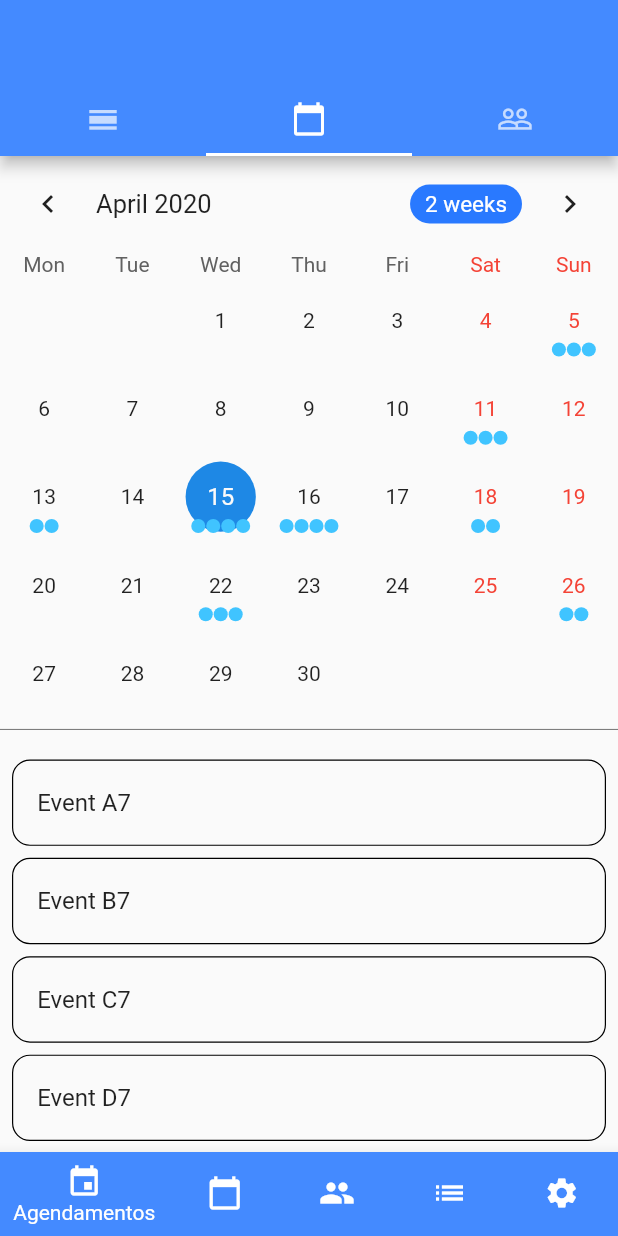
After one commit to webererico/AgendeiLeader2.0, a Flutter app: the screen it shows after launch, tab 2 chosen, on a phone screen of 412 x 824 dp. The commit adds this screen. Run offline on Flutter 3.47's test engine with Material 2 defaults, Android fonts, the phone set to English and light mode, and no system bars; drawn by our look-alikes of table_calendar; our stand-ins replace cloud_firestore, firebase_auth, firebase_storage, image_cropper, image_picker, rxdart; missing offline and left inert: bloc_pattern; accounts and stored records are empty; network calls fail; statements that could not run were skipped.

```diff
--- a/lib/screens/calendar_screen.dart
+++ b/lib/screens/calendar_screen.dart
@@ -458,7 +458,7 @@ class _CalendarScreenState extends State<CalendarScreen> {
         backgroundColor: Colors.green,
         duration: Duration(seconds: 60),
         onVisible: () {
-          Navigator.of(context).pop();
+          Navigator.of(context).pop(context);
         },
       ));
     }
--- a/lib/screens/editCalendar_screen.dart
+++ b/lib/screens/editCalendar_screen.dart
@@ -496,6 +496,6 @@ class _EditCalendarScreenState extends State<EditCalendarScreen> {
       duration: Duration(seconds: 3),
       backgroundColor: Colors.orange,
     ));
-    Navigator.of(context).pop();
+    Navigator.of(context).pop(context);
   }
 }
--- a/lib/screens/home_screen.dart
+++ b/lib/screens/home_screen.dart
@@ -1,7 +1,7 @@
 
 import 'package:agendei/blocs/user_bloc.dart';
+import 'package:agendei/tabs/schedules_tab.dart';
 import 'package:agendei/tabs/calendars_tab.dart';
-import 'package:agendei/tabs/clients_tab.dart';
 import 'package:agendei/tabs/configs_tab.dart';
 import 'package:agendei/tabs/employees_tab.dart';
 import 'package:agendei/tabs/services_tab.dart';
@@ -50,16 +50,16 @@ class _HomeScreenState extends State<HomeScreen> {
           },
           items: [
             BottomNavigationBarItem(
-              icon: Icon(Icons.people),
-              title: Text('Clientes'),
+              icon: Icon(Icons.event),
+              title: Text('Agendamentos'),
             ),
             BottomNavigationBarItem(
               icon: Icon(Icons.calendar_today),
               title: Text('Agendas'),
             ),
             BottomNavigationBarItem(
-              icon: Icon(Icons.person),
-              title: Text('Funcionários'),
+              icon: Icon(Icons.people),
+              title: Text('RH'),
             ),
             BottomNavigationBarItem(
               icon: Icon(Icons.list),
@@ -83,7 +83,7 @@ class _HomeScreenState extends State<HomeScreen> {
               });
             },
             children: <Widget>[
-              UsersTab(),
+              SchedulesTab(),
               CalendarTab(),
               EmployeeTab(),
               ServicesTab(),
--- /dev/null
+++ b/lib/tabs/schedules_tab.dart
@@ -0,0 +1,88 @@
+import 'package:agendei/tabs/clients_tab.dart';
+import 'package:agendei/widgets/allSchedulesTab_widget.dart';
+import 'package:agendei/widgets/calendar_widget.dart';
+import 'package:flutter/material.dart';
+import 'package:firebase_auth/firebase_auth.dart';
+
+class SchedulesTab extends StatefulWidget {
+  @override
+  _SchedulesTabState createState() => _SchedulesTabState();
+}
+
+class _SchedulesTabState extends State<SchedulesTab> {
+  String uidCompany;
+  PageController _pageController;
+
+  getUID() async {
+    final FirebaseUser user = await FirebaseAuth.instance.currentUser();
+    final uid = user.uid.toString();
+    uidCompany = uid;
+    return uid;
+  }
+
+  @override
+  void initState() {
+    getUID().then((result){
+      setState(() {
+        uidCompany = result;
+      });
+    });
+    super.initState();
+    print(uidCompany);
+  } //  @override
+//  void initState() {
+//    super.initState();
+//    getUID().then((result) {
+//      setState(() {
+//        uidCompany = result;
+//      });
+//    });
+//    print('uidCompany: '+uidCompany);
+//  }
+
+
+
+  @override
+  Widget build(BuildContext context) {
+
+    return PageView(
+      controller: _pageController,
+      physics: NeverScrollableScrollPhysics(),
+      children: [
+        DefaultTabController(
+          length: 3,
+          child: Scaffold(
+            appBar: AppBar(
+              backgroundColor: Colors.blueAccent,
+//              title: Text('Agendamentos'),
+//              centerTitle: true,
+              bottom: TabBar(
+                indicatorColor: Colors.white,
+                tabs: [
+                  Tab(
+                    icon: Icon(Icons.calendar_view_day),
+                  ),
+                  Tab(
+                    icon: Icon(Icons.calendar_today),
+                  ),
+                  Tab(
+                    icon: Icon(Icons.people_outline),
+                  ),
+                ],
+              ),
+            ),
+            body: TabBarView(
+              physics: NeverScrollableScrollPhysics(),
+              children: [
+                AllSchedulesTabWidget(uidCompany: uidCompany,),
+                CalendarTabWidget(uidCompany: uidCompany,),
+                UsersTab(),
+              ],
+            ),
+          ),
+        ),
+      ],
+//      backgroundColor: Color,
+    );
+  }
+}
--- /dev/null
+++ b/lib/widgets/calendar_widget.dart
@@ -0,0 +1,404 @@
+import 'package:flutter/material.dart';
+import 'package:table_calendar/table_calendar.dart';
+import 'package:cloud_firestore/cloud_firestore.dart';
+
+// Example holidays
+final Map<DateTime, List> _holidays = {
+  DateTime(2019, 1, 1): ['New Year\'s Day'],
+  DateTime(2019, 1, 6): ['Epiphany'],
+  DateTime(2019, 2, 14): ['Valentine\'s Day'],
+  DateTime(2019, 4, 21): ['Easter Sunday'],
+  DateTime(2019, 4, 22): ['Easter Monday'],
+};
+
+class CalendarTabWidget extends StatefulWidget {
+  final String uidCompany;
+  CalendarTabWidget({this.uidCompany, Key key}) : super(key: key);
+  @override
+  _CalendarTabWidgetState createState() => _CalendarTabWidgetState();
+}
+
+class _CalendarTabWidgetState extends State<CalendarTabWidget>
+    with TickerProviderStateMixin {
+  Map<DateTime, List> _events;
+  List _selectedEvents;
+  AnimationController _animationController;
+  CalendarController _calendarController;
+  List<DocumentSnapshot> allOrdersList = List<DocumentSnapshot>();
+
+  Future<List<DocumentSnapshot>> getCalendarsOrders() async {
+    List<DocumentSnapshot> allOrders = List<DocumentSnapshot>();
+    QuerySnapshot calendars = await Firestore.instance
+        .collection('companies')
+        .document(widget.uidCompany)
+        .collection('calendars')
+        .getDocuments();
+    List<DocumentSnapshot> calendarsList = calendars.documents;
+    print('quantidade calendarios: ' + calendarsList.length.toString());
+    for (int index = 0; index < calendarsList.length; index++) {
+      print(calendarsList[index].documentID);
+      QuerySnapshot orders = await Firestore.instance
+          .collection('companies')
+          .document(widget.uidCompany)
+          .collection('calendars')
+          .document(calendarsList[index].documentID)
+          .collection('orders')
+          .where('statusSchedule', isEqualTo: 'agendado')
+          .getDocuments();
+      print('quandidade de orders: ' + orders.documents.length.toString());
+      if (orders.documents.length != 0) {
+        List<DocumentSnapshot> ordersList = orders.documents;
+        for (int i = 0; i < ordersList.length; i++) {
+          print('order: ' + ordersList[i].documentID);
+          allOrders.add(ordersList[i]);
+          print('allOrders: ' + allOrders.length.toString());
+        }
+      }
+    }
+    return allOrders;
+  }
+
+
+  @override
+  void initState() {
+    super.initState();
+    print('uidCompany: ' + widget.uidCompany);
+    getCalendarsOrders().then((result) {
+      setState(() {
+        allOrdersList = result;
+      });
+    });
+    final _selectedDay = DateTime.now();
+
+    _events = {
+      _selectedDay.subtract(Duration(days: 30)): [
+        'Event A0',
+        'Event B0',
+        'Event C0'
+      ],
+      _selectedDay.subtract(Duration(days: 27)): ['Event A1'],
+      _selectedDay.subtract(Duration(days: 20)): [
+        'Event A2',
+        'Event B2',
+        'Event C2',
+        'Event D2'
+      ],
+      _selectedDay.subtract(Duration(days: 16)): ['Event A3', 'Event B3'],
+      _selectedDay.subtract(Duration(days: 10)): [
+        'Event A4',
+        'Event B4',
+        'Event C4'
+      ],
+      _selectedDay.subtract(Duration(days: 4)): [
+        'Event A5',
+        'Event B5',
+        'Event C5'
+      ],
+      _selectedDay.subtract(Duration(days: 2)): ['Event A6', 'Event B6'],
+      _selectedDay: ['Event A7', 'Event B7', 'Event C7', 'Event D7'],
+      _selectedDay.add(Duration(days: 1)): [
+        'Event A8',
+        'Event B8',
+        'Event C8',
+        'Event D8'
+      ],
+      _selectedDay.add(Duration(days: 3)):
+          Set.from(['Event A9', 'Event A9', 'Event B9']).toList(),
+      _selectedDay.add(Duration(days: 7)): [
+        'Event A10',
+        'Event B10',
+        'Event C10'
+      ],
+      _selectedDay.add(Duration(days: 11)): ['Event A11', 'Event B11'],
+      _selectedDay.add(Duration(days: 17)): [
+        'Event A12',
+        'Event B12',
+        'Event C12',
+        'Event D12'
+      ],
+      _selectedDay.add(Duration(days: 22)): ['Event A13', 'Event B13'],
+      _selectedDay.add(Duration(days: 26)): [
+        'Event A14',
+        'Event B14',
+        'Event C14'
+      ],
+    };
+
+    _selectedEvents = _events[_selectedDay] ?? [];
+    _calendarController = CalendarController();
+
+    _animationController = AnimationController(
+      vsync: this,
+      duration: const Duration(milliseconds: 400),
+    );
+
+    _animationController.forward();
+  }
+
+  @override
+  void dispose() {
+    _animationController.dispose();
+    _calendarController.dispose();
+    super.dispose();
+  }
+
+  void _onDaySelected(DateTime day, List events) {
+    print('CALLBACK: _onDaySelected');
+    setState(() {
+      _selectedEvents = events;
+    });
+  }
+
+  void _onVisibleDaysChanged(
+      DateTime first, DateTime last, CalendarFormat format) {
+    print('CALLBACK: _onVisibleDaysChanged');
+  }
+
+  void _onCalendarCreated(
+      DateTime first, DateTime last, CalendarFormat format) {
+    print('CALLBACK: _onCalendarCreated');
+  }
+
+  @override
+  Widget build(BuildContext context) {
+    return Scaffold(
+//      backgroundColor: Colors.grey,
+      body: Column(
+        mainAxisSize: MainAxisSize.max,
+        children: <Widget>[
+          // Switch out 2 lines below to play with TableCalendar's settings
+          //-----------------------
+          _buildTableCalendar(),
+          // _buildTableCalendarWithBuilders(),
+          Divider(
+            color: Colors.black54,
+          ),
+          const SizedBox(height: 8.0),
+          Expanded(child: _buildEventList()),
+        ],
+      ),
+    );
+  }
+
+  // Simple TableCalendar configuration (using Styles)
+  Widget _buildTableCalendar() {
+    return TableCalendar(
+      calendarController: _calendarController,
+      events: _events,
+      holidays: _holidays,
+      startingDayOfWeek: StartingDayOfWeek.monday,
+      calendarStyle: CalendarStyle(
+        selectedColor: Colors.blue[600],
+        todayColor: Colors.blue[200],
+        markersColor: Colors.lightBlueAccent,
+        outsideDaysVisible: false,
+      ),
+      headerStyle: HeaderStyle(
+        formatButtonTextStyle:
+            TextStyle().copyWith(color: Colors.white, fontSize: 15.0),
+        formatButtonDecoration: BoxDecoration(
+          color: Colors.blueAccent[400],
+          borderRadius: BorderRadius.circular(16.0),
+        ),
+      ),
+      onDaySelected: _onDaySelected,
+      onVisibleDaysChanged: _onVisibleDaysChanged,
+      onCalendarCreated: _onCalendarCreated,
+    );
+  }
+
+  // More advanced TableCalendar configuration (using Builders & Styles)
+//  Widget _buildTableCalendarWithBuilders() {
+//    return TableCalendar(
+//      locale: 'pl_PL',
+//      calendarController: _calendarController,
+//      events: _events,
+//      holidays: _holidays,
+//      initialCalendarFormat: CalendarFormat.week,
+//      formatAnimation: FormatAnimation.slide,
+//      startingDayOfWeek: StartingDayOfWeek.sunday,
+//      availableGestures: AvailableGestures.all,
+//      availableCalendarFormats: const {
+//        CalendarFormat.month: '',
+//        CalendarFormat.week: '',
+//      },
+//      calendarStyle: CalendarStyle(
+//        outsideDaysVisible: false,
+//        weekendStyle: TextStyle().copyWith(color: Colors.blue[800]),
+//        holidayStyle: TextStyle().copyWith(color: Colors.blue[800]),
+//      ),
+//      daysOfWeekStyle: DaysOfWeekStyle(
+//        weekendStyle: TextStyle().copyWith(color: Colors.blue[600]),
+//      ),
+//      headerStyle: HeaderStyle(
+//        centerHeaderTitle: true,
+//        formatButtonVisible: false,
+//      ),
+//      builders: CalendarBuilders(
+//        selectedDayBuilder: (context, date, _) {
+//          return FadeTransition(
+//            opacity: Tween(begin: 0.0, end: 1.0).animate(_animationController),
+//            child: Container(
+//              margin: const EdgeInsets.all(4.0),
+//              padding: const EdgeInsets.only(top: 5.0, left: 6.0),
+//              color: Colors.blue[300],
+//              width: 100,
+//              height: 100,
+//              child: Text(
+//                '${date.day}',
+//                style: TextStyle().copyWith(fontSize: 16.0),
+//              ),
+//            ),
+//          );
+//        },
+//        todayDayBuilder: (context, date, _) {
+//          return Container(
+//            margin: const EdgeInsets.all(4.0),
+//            padding: const EdgeInsets.only(top: 5.0, left: 6.0),
+//            color: Colors.blue[400],
+//            width: 100,
+//            height: 100,
+//            child: Text(
+//              '${date.day}',
+//              style: TextStyle().copyWith(fontSize: 16.0),
+//            ),
+//          );
+//        },
+//        markersBuilder: (context, date, events, holidays) {
+//          final children = <Widget>[];
+//
+//          if (events.isNotEmpty) {
+//            children.add(
+//              Positioned(
+//                right: 1,
+//                bottom: 1,
+//                child: _buildEventsMarker(date, events),
+//              ),
+//            );
+//          }
+//
+//          if (holidays.isNotEmpty) {
+//            children.add(
+//              Positioned(
+//                right: -2,
+//                top: -2,
+//                child: _buildHolidaysMarker(),
+//              ),
+//            );
+//          }
+//
+//          return children;
+//        },
+//      ),
+//      onDaySelected: (date, events) {
+//        _onDaySelected(date, events);
+//        _animationController.forward(from: 0.0);
+//      },
+//      onVisibleDaysChanged: _onVisibleDaysChanged,
+//      onCalendarCreated: _onCalendarCreated,
+//    );
+//  }
+
+//  Widget _buildEventsMarker(DateTime date, List events) {
+//    return AnimatedContainer(
+//      duration: const Duration(milliseconds: 300),
+//      decoration: BoxDecoration(
+//        shape: BoxShape.rectangle,
+//        color: _calendarController.isSelected(date)
+//            ? Colors.brown[500]
+//            : _calendarController.isToday(date)
+//                ? Colors.brown[300]
+//                : Colors.blue[400],
+//      ),
+//      width: 16.0,
+//      height: 16.0,
+//      child: Center(
+//        child: Text(
+//          '${events.length}',
+//          style: TextStyle().copyWith(
+//            color: Colors.white,
+//            fontSize: 12.0,
+//          ),
+//        ),
+//      ),
+//    );
+//  }
+
+//  Widget _buildHolidaysMarker() {
+//    return Icon(
+//      Icons.add_box,
+//      size: 20.0,
+//      color: Colors.blueGrey[800],
+//    );
+//  }
+
+//  Widget _buildButtons() {
+//    final dateTime = _events.keys.elementAt(_events.length - 2);
+//
+//    return Column(
+//      children: <Widget>[
+//        Row(
+//          mainAxisSize: MainAxisSize.max,
+//          mainAxisAlignment: MainAxisAlignment.spaceEvenly,
+//          children: <Widget>[
+//            RaisedButton(
+//              child: Text('Mês'),
+//              onPressed: () {
+//                setState(() {
+//                  _calendarController.setCalendarFormat(CalendarFormat.month);
+//                });
+//              },
+//            ),
+//            RaisedButton(
+//              child: Text('2 semanas'),
+//              onPressed: () {
+//                setState(() {
+//                  _calendarController
+//                      .setCalendarFormat(CalendarFormat.twoWeeks);
+//                });
+//              },
+//            ),
+//            RaisedButton(
+//              child: Text('Semana'),
+//              onPressed: () {
+//                setState(() {
+//                  _calendarController.setCalendarFormat(CalendarFormat.week);
+//                });
+//              },
+//            ),
+//          ],
+//        ),
+//        const SizedBox(height: 8.0),
+//        RaisedButton(
+//          child: Text(
+//              'Set day ${dateTime.day}-${dateTime.month}-${dateTime.year}'),
+//          onPressed: () {
+//            _calendarController.setSelectedDay(
+//              DateTime(dateTime.year, dateTime.month, dateTime.day),
+//              runCallback: true,
+//            );
+//          },
+//        ),
+//      ],
+//    );
+//  }
+
+  Widget _buildEventList() {
+    return ListView(
+      children: _selectedEvents
+          .map((event) => Container(
+                decoration: BoxDecoration(
+                  border: Border.all(width: 0.8),
+                  borderRadius: BorderRadius.circular(12.0),
+                ),
+                margin:
+                    const EdgeInsets.symmetric(horizontal: 8.0, vertical: 4.0),
+                child: ListTile(
+                  title: Text(event.toString()),
+                  onTap: () => print('$event tapped!'),
+                ),
+              ))
+          .toList(),
+    );
+  }
+}
--- a/lib/widgets/calendars_tile.dart
+++ b/lib/widgets/calendars_tile.dart
@@ -71,6 +71,9 @@ class CalendarsTile extends StatelessWidget {
               ),
               Divider(),
               ButtonBar(
+                buttonHeight: 2,
+                buttonMinWidth: 3,
+
                 children: <Widget>[
                   FlatButton(
                     child: Icon(Icons.edit),
@@ -91,7 +94,6 @@ class CalendarsTile extends StatelessWidget {
                     },
                   ),
                   FlatButton(
-
                     child: Icon(Icons.calendar_today),
                     onPressed: () {
                       Navigator.of(context).push(MaterialPageRoute(builder: (context)=>ScheduleScreen(uidCalendar: calendar.documentID,uidCompany:uidCompany, service: calendar.data['uidService'],)));
--- a/pubspec.yaml
+++ b/pubspec.yaml
@@ -46,6 +46,7 @@ dev_dependencies:
   shimmer: ^1.0.0
   nepali_date_picker: ^3.2.0+1
   firebase_core: ^0.4.4+3
+  table_calendar: ^2.2.3
 
 # The following section is specific to Flutter.
 flutter:
```
Also changed, not shown: lib/tabs/configs_tab.dart (+0 -12 lines), lib/widgets/allSchedulesTab_widget.dart (added, +72 -0 lines), lib/widgets/schedule_tile.dart (+46 -19 lines), pubspec.lock.
